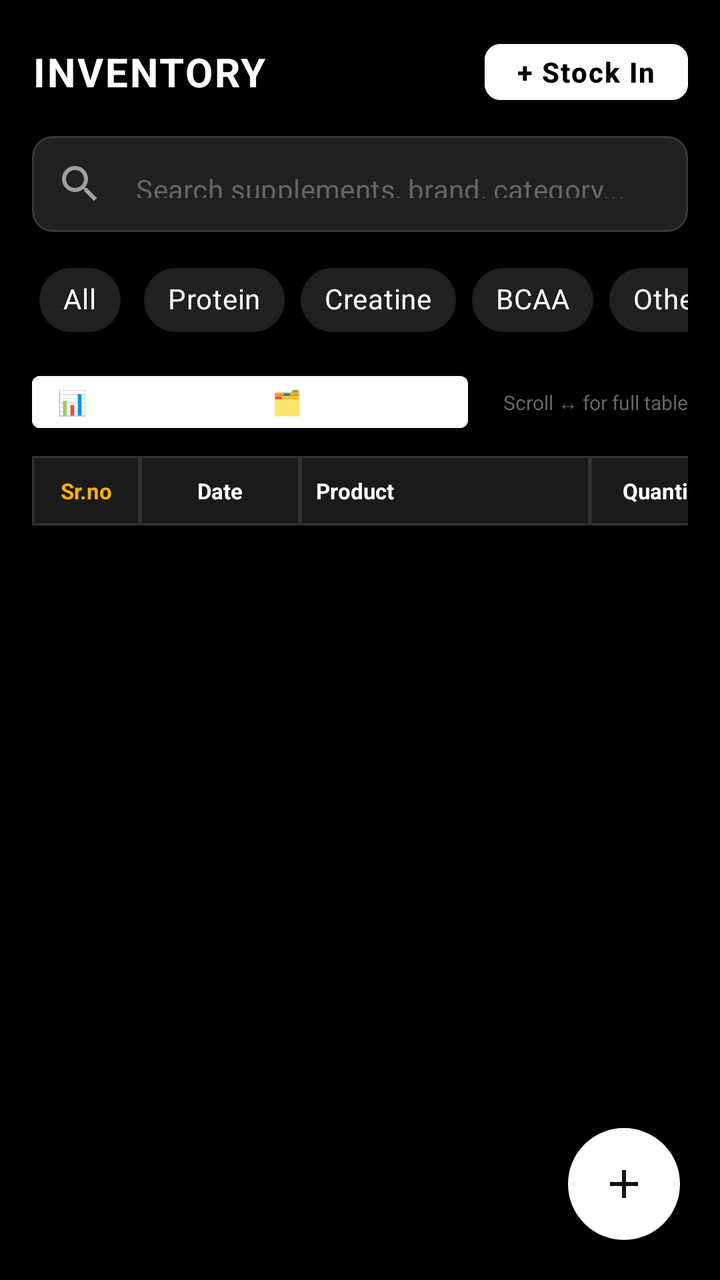
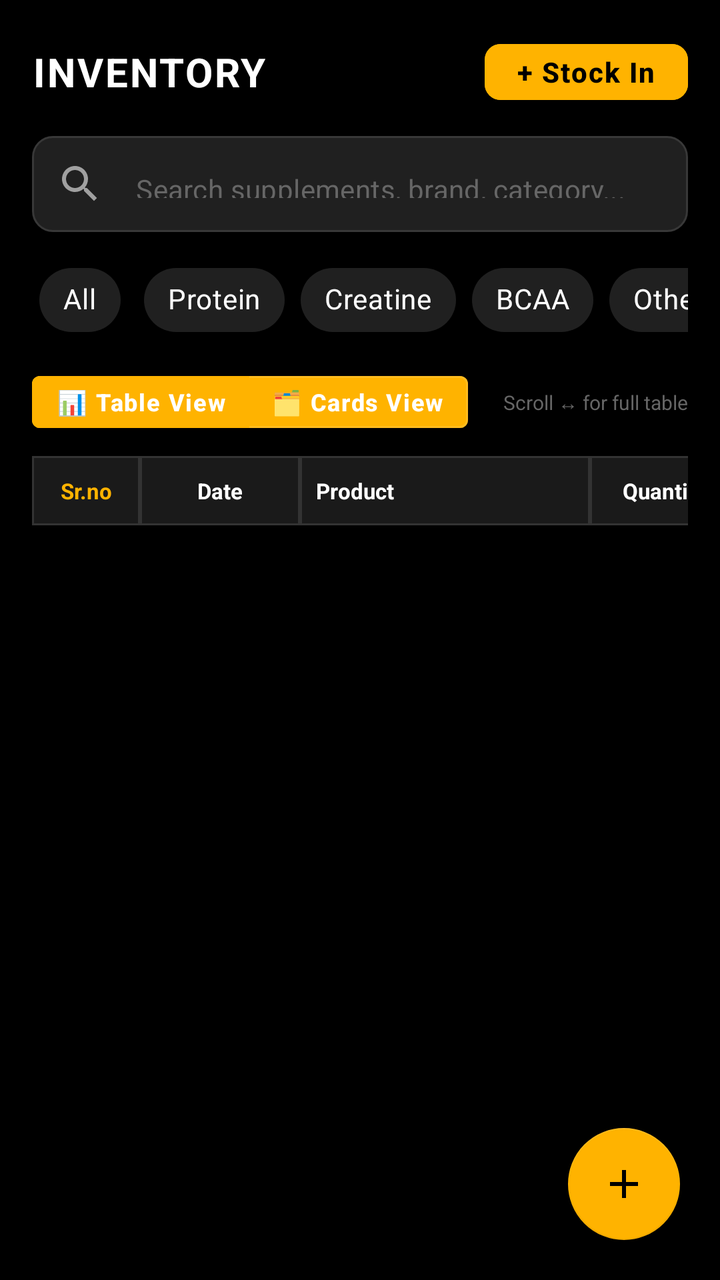

Screens rendered from an Android XML layout before and after an edit, with the pre-edit source and the edit as a unified diff.
<!-- AndroidManifest.xml: application theme Theme.IronParadiseGymCRM -->
<!-- res/layout/fragment_stock.xml -->
<?xml version="1.0" encoding="utf-8"?>
<androidx.coordinatorlayout.widget.CoordinatorLayout xmlns:android="http://schemas.android.com/apk/res/android"
    xmlns:app="http://schemas.android.com/apk/res-auto"
    android:layout_width="match_parent"
    android:layout_height="match_parent"
    android:background="@color/bg_black">

    <LinearLayout
        android:layout_width="match_parent"
        android:layout_height="match_parent"
        android:orientation="vertical"
        android:paddingHorizontal="16dp"
        android:paddingTop="16dp">

        <LinearLayout
            android:layout_width="match_parent"
            android:layout_height="wrap_content"
            android:orientation="horizontal"
            android:gravity="center_vertical">

            <TextView
                android:layout_width="0dp"
                android:layout_height="wrap_content"
                android:layout_weight="1"
                android:text="INVENTORY"
                android:textColor="@color/text_primary"
                android:textSize="20sp"
                android:textStyle="bold"
                android:letterSpacing="0.05" />

            <com.google.android.material.button.MaterialButton
                android:id="@+id/btnStockInHeader"
                style="@style/Widget.MaterialComponents.Button"
                android:layout_width="wrap_content"
                android:layout_height="40dp"
                android:text="+ Stock In"
                android:textColor="@color/bg_black"
                android:textStyle="bold"
                app:backgroundTint="@color/accent_green"
                app:cornerRadius="8dp" />
        </LinearLayout>

        
        <com.google.android.material.textfield.TextInputLayout
            android:id="@+id/tilSearch"
            android:layout_width="match_parent"
            android:layout_height="wrap_content"
            android:layout_marginTop="12dp"
            app:startIconDrawable="@drawable/ic_search"
            app:startIconTint="@color/text_secondary"
            app:hintEnabled="false">

            <com.google.android.material.textfield.TextInputEditText
                android:id="@+id/etSearch"
                android:layout_width="match_parent"
                android:layout_height="48dp"
                android:hint="Search supplements, brand, category..."
                android:textColor="@color/text_primary"
                android:textColorHint="@color/text_muted"
                android:textSize="14sp"
                android:background="@drawable/bg_card_elevated"
                android:paddingHorizontal="12dp" />
        </com.google.android.material.textfield.TextInputLayout>

        
        <HorizontalScrollView
            android:layout_width="match_parent"
            android:layout_height="wrap_content"
            android:layout_marginTop="10dp"
            android:scrollbars="none">

            <com.google.android.material.chip.ChipGroup
                android:id="@+id/chipGroupFilter"
                android:layout_width="wrap_content"
                android:layout_height="wrap_content"
                app:singleSelection="true">

                <com.google.android.material.chip.Chip
                    android:id="@+id/chipAll"
                    style="@style/Widget.MaterialComponents.Chip.Choice"
                    android:layout_width="wrap_content"
                    android:layout_height="wrap_content"
                    android:text="All"
                    android:checked="true"
                    app:chipBackgroundColor="@color/bg_card_elevated"
                    android:textColor="@color/text_primary" />

                <com.google.android.material.chip.Chip
                    android:id="@+id/chipProtein"
                    style="@style/Widget.MaterialComponents.Chip.Choice"
                    android:layout_width="wrap_content"
                    android:layout_height="wrap_content"
                    android:text="Protein"
                    app:chipBackgroundColor="@color/bg_card_elevated"
                    android:textColor="@color/text_primary" />

                <com.google.android.material.chip.Chip
                    android:id="@+id/chipCreatine"
                    style="@style/Widget.MaterialComponents.Chip.Choice"
                    android:layout_width="wrap_content"
                    android:layout_height="wrap_content"
                    android:text="Creatine"
                    app:chipBackgroundColor="@color/bg_card_elevated"
                    android:textColor="@color/text_primary" />

                <com.google.android.material.chip.Chip
                    android:id="@+id/chipBcaa"
                    style="@style/Widget.MaterialComponents.Chip.Choice"
                    android:layout_width="wrap_content"
                    android:layout_height="wrap_content"
                    android:text="BCAA"
                    app:chipBackgroundColor="@color/bg_card_elevated"
                    android:textColor="@color/text_primary" />

                <com.google.android.material.chip.Chip
                    android:id="@+id/chipOthers"
                    style="@style/Widget.MaterialComponents.Chip.Choice"
                    android:layout_width="wrap_content"
                    android:layout_height="wrap_content"
                    android:text="Others"
                    app:chipBackgroundColor="@color/bg_card_elevated"
                    android:textColor="@color/text_primary" />

                <com.google.android.material.chip.Chip
                    android:id="@+id/chipInStock"
                    style="@style/Widget.MaterialComponents.Chip.Choice"
                    android:layout_width="wrap_content"
                    android:layout_height="wrap_content"
                    android:text="In Stock"
                    app:chipBackgroundColor="@color/bg_card_elevated"
                    android:textColor="@color/text_primary" />

                <com.google.android.material.chip.Chip
                    android:id="@+id/chipLowStock"
                    style="@style/Widget.MaterialComponents.Chip.Choice"
                    android:layout_width="wrap_content"
                    android:layout_height="wrap_content"
                    android:text="Low Stock"
                    app:chipBackgroundColor="@color/bg_card_elevated"
                    android:textColor="@color/accent_gold" />

                <com.google.android.material.chip.Chip
                    android:id="@+id/chipOutOfStock"
                    style="@style/Widget.MaterialComponents.Chip.Choice"
                    android:layout_width="wrap_content"
                    android:layout_height="wrap_content"
                    android:text="Out of Stock"
                    app:chipBackgroundColor="@color/bg_card_elevated"
                    android:textColor="@color/accent_red" />
            </com.google.android.material.chip.ChipGroup>
        </HorizontalScrollView>

        
        <LinearLayout
            android:layout_width="match_parent"
            android:layout_height="wrap_content"
            android:orientation="horizontal"
            android:gravity="center_vertical"
            android:layout_marginTop="8dp">

            <com.google.android.material.button.MaterialButtonToggleGroup
                android:id="@+id/toggleViewMode"
                android:layout_width="wrap_content"
                android:layout_height="38dp"
                app:singleSelection="true"
                app:checkedButton="@id/btnViewTable">

                <com.google.android.material.button.MaterialButton
                    android:id="@+id/btnViewTable"
                    style="@style/Widget.MaterialComponents.Button.OutlinedButton"
                    android:layout_width="wrap_content"
                    android:layout_height="38dp"
                    android:text="📊 Table View"
                    android:textSize="12sp"
                    android:paddingHorizontal="12dp"
                    android:textColor="@color/text_primary" />

                <com.google.android.material.button.MaterialButton
                    android:id="@+id/btnViewCards"
                    style="@style/Widget.MaterialComponents.Button.OutlinedButton"
                    android:layout_width="wrap_content"
                    android:layout_height="38dp"
                    android:text="🗂️ Cards View"
                    android:textSize="12sp"
                    android:paddingHorizontal="12dp"
                    android:textColor="@color/text_primary" />
            </com.google.android.material.button.MaterialButtonToggleGroup>

            <View
                android:layout_width="0dp"
                android:layout_height="1dp"
                android:layout_weight="1" />

            <TextView
                android:id="@+id/tvTableScrollHint"
                android:layout_width="wrap_content"
                android:layout_height="wrap_content"
                android:text="Scroll ↔ for full table"
                android:textColor="@color/text_muted"
                android:textSize="10sp" />
        </LinearLayout>

        
        <HorizontalScrollView
            android:id="@+id/hsvInventoryTable"
            android:layout_width="match_parent"
            android:layout_height="0dp"
            android:layout_weight="1"
            android:layout_marginTop="8dp"
            android:fillViewport="true">

            <LinearLayout
                android:layout_width="wrap_content"
                android:layout_height="match_parent"
                android:orientation="vertical">

                
                <LinearLayout
                    android:layout_width="wrap_content"
                    android:layout_height="wrap_content"
                    android:orientation="horizontal">

                    <TextView
                        android:layout_width="54dp"
                        android:layout_height="wrap_content"
                        android:background="@drawable/bg_table_header_cell"
                        android:gravity="center"
                        android:text="Sr.no"
                        android:textColor="@color/accent_gold"
                        android:textSize="11sp"
                        android:textStyle="bold" />

                    <TextView
                        android:layout_width="80dp"
                        android:layout_height="wrap_content"
                        android:background="@drawable/bg_table_header_cell"
                        android:gravity="center"
                        android:text="Date"
                        android:textColor="@color/text_primary"
                        android:textSize="11sp"
                        android:textStyle="bold" />

                    <TextView
                        android:layout_width="145dp"
                        android:layout_height="wrap_content"
                        android:background="@drawable/bg_table_header_cell"
                        android:gravity="start|center_vertical"
                        android:paddingStart="8dp"
                        android:text="Product"
                        android:textColor="@color/text_primary"
                        android:textSize="11sp"
                        android:textStyle="bold" />

                    <TextView
                        android:layout_width="75dp"
                        android:layout_height="wrap_content"
                        android:background="@drawable/bg_table_header_cell"
                        android:gravity="center"
                        android:text="Quantity"
                        android:textColor="@color/text_primary"
                        android:textSize="11sp"
                        android:textStyle="bold" />

                    <TextView
                        android:layout_width="80dp"
                        android:layout_height="wrap_content"
                        android:background="@drawable/bg_table_header_cell"
                        android:gravity="end|center_vertical"
                        android:paddingEnd="8dp"
                        android:text="Price"
                        android:textColor="@color/text_primary"
                        android:textSize="11sp"
                        android:textStyle="bold" />

                    <TextView
                        android:layout_width="85dp"
                        android:layout_height="wrap_content"
                        android:background="@drawable/bg_table_header_cell"
                        android:gravity="end|center_vertical"
                        android:paddingEnd="8dp"
                        android:text="Total"
                        android:textColor="@color/text_primary"
                        android:textSize="11sp"
                        android:textStyle="bold" />

                    <TextView
                        android:layout_width="75dp"
                        android:layout_height="wrap_content"
                        android:background="@drawable/bg_table_header_cell"
                        android:gravity="center"
                        android:text="Balance"
                        android:textColor="@color/accent_green"
                        android:textSize="11sp"
                        android:textStyle="bold" />
                </LinearLayout>

                
                <androidx.recyclerview.widget.RecyclerView
                    android:id="@+id/rvInventoryTable"
                    android:layout_width="wrap_content"
                    android:layout_height="0dp"
                    android:layout_weight="1" />

            </LinearLayout>
        </HorizontalScrollView>

        
        <androidx.recyclerview.widget.RecyclerView
            android:id="@+id/rvProducts"
            android:layout_width="match_parent"
            android:layout_height="0dp"
            android:layout_weight="1"
            android:layout_marginTop="8dp"
            android:visibility="gone" />

        <TextView
            android:id="@+id/tvEmptyStock"
            android:layout_width="match_parent"
            android:layout_height="match_parent"
            android:text="No records matching filter."
            android:textColor="@color/text_muted"
            android:gravity="center"
            android:visibility="gone" />

    </LinearLayout>

    
    <com.google.android.material.floatingactionbutton.FloatingActionButton
        android:id="@+id/fabAddProduct"
        android:layout_width="wrap_content"
        android:layout_height="wrap_content"
        android:layout_gravity="bottom|end"
        android:layout_margin="20dp"
        android:contentDescription="Add Product"
        android:src="@drawable/ic_add"
        app:backgroundTint="#FFFFFF"
        app:tint="#111111" />

</androidx.coordinatorlayout.widget.CoordinatorLayout>
<!-- resources referenced by this layout -->
<resources>
  <color name="accent_gold">#FFB300</color>
  <color name="accent_green">#00E676</color>
  <color name="accent_red">#FF4D4D</color>
  <color name="bg_black">#000000</color>
  <color name="bg_card_elevated">#202020</color>
  <color name="text_muted">#666666</color>
  <color name="text_primary">#FFFFFF</color>
  <color name="text_secondary">#A0A0A0</color>
  <!-- drawable ic_add (drawable) -->
  <vector xmlns:android="http://schemas.android.com/apk/res/android"
      android:width="24dp"
      android:height="24dp"
      android:viewportWidth="24"
      android:viewportHeight="24">
      <path
          android:fillColor="@android:color/white"
          android:pathData="M19,13h-6v6h-2v-6H5v-2h6V5h2v6h6v2z"/>
  </vector>
  <style name="Theme.IronParadiseGymCRM" parent="Theme.MaterialComponents.DayNight.NoActionBar">
          
          <item name="colorPrimary">@color/text_primary</item>
          <item name="colorPrimaryVariant">@color/bg_card_elevated</item>
          <item name="colorOnPrimary">@color/bg_black</item>
          
          
          <item name="colorSecondary">@color/accent_gold</item>
          <item name="colorSecondaryVariant">@color/accent_gold_dark</item>
          <item name="colorOnSecondary">@color/bg_black</item>
          
          
          <item name="android:windowBackground">@color/bg_black</item>
          <item name="colorSurface">@color/bg_card</item>
          <item name="colorOnSurface">@color/text_primary</item>
          <item name="android:colorBackground">@color/bg_black</item>
          
          
          <item name="android:statusBarColor">@color/bg_black</item>
          <item name="android:windowLightStatusBar">false</item>
          <item name="android:navigationBarColor">@color/bg_black</item>
  
          
          <item name="cardViewStyle">@style/IronCardView</item>
          <item name="textInputStyle">@style/IronTextInput</item>
          <item name="materialButtonStyle">@style/IronButtonPrimary</item>
      </style>
  <color name="border_light">#383838</color>
  <color name="accent_gold_dark">#C68400</color>
  <color name="bg_card">#161616</color>
  <style name="IronCardView" parent="Widget.MaterialComponents.CardView">
          <item name="cardBackgroundColor">@color/bg_card</item>
          <item name="cardCornerRadius">12dp</item>
          <item name="cardElevation">0dp</item>
          <item name="strokeColor">@color/border_color</item>
          <item name="strokeWidth">1dp</item>
      </style>
  <style name="IronButtonPrimary" parent="Widget.MaterialComponents.Button">
          <item name="android:backgroundTint">@color/text_primary</item>
          <item name="android:textColor">@color/bg_black</item>
          <item name="android:textStyle">bold</item>
          <item name="cornerRadius">10dp</item>
          <item name="android:textAllCaps">false</item>
          <item name="android:letterSpacing">0.05</item>
          <item name="android:paddingTop">12dp</item>
          <item name="android:paddingBottom">12dp</item>
      </style>
  <color name="border_color">#2A2A2A</color>
  <!-- unchanged entries left out for length: 4 -->
</resources>

<!-- the commit's change to res/layout/fragment_stock.xml (unified diff, before → after) -->
@@ -333,7 +333,7 @@
         android:layout_margin="20dp"
         android:contentDescription="Add Product"
         android:src="@drawable/ic_add"
-        app:backgroundTint="#FFFFFF"
-        app:tint="#111111" />
+        app:backgroundTint="@color/accent_gold"
+        app:tint="@color/bg_black" />
 
 </androidx.coordinatorlayout.widget.CoordinatorLayout>
<!-- resource entries referenced after the edit -->
@@ -20,8 +20,8 @@
   </vector>
   <style name="Theme.IronParadiseGymCRM" parent="Theme.MaterialComponents.DayNight.NoActionBar">
           
-          <item name="colorPrimary">@color/text_primary</item>
-          <item name="colorPrimaryVariant">@color/bg_card_elevated</item>
+          <item name="colorPrimary">@color/accent_gold</item>
+          <item name="colorPrimaryVariant">@color/accent_gold_dark</item>
           <item name="colorOnPrimary">@color/bg_black</item>
           
           
@@ -44,6 +44,7 @@
           <item name="cardViewStyle">@style/IronCardView</item>
           <item name="textInputStyle">@style/IronTextInput</item>
           <item name="materialButtonStyle">@style/IronButtonPrimary</item>
+          <item name="materialButtonOutlinedStyle">@style/IronButtonSecondary</item>
       </style>
   <color name="border_light">#383838</color>
   <color name="accent_gold_dark">#C68400</color>
@@ -56,7 +57,8 @@
           <item name="strokeWidth">1dp</item>
       </style>
   <style name="IronButtonPrimary" parent="Widget.MaterialComponents.Button">
-          <item name="android:backgroundTint">@color/text_primary</item>
+          <item name="android:backgroundTint">@color/accent_gold</item>
+          <item name="backgroundTint">@color/accent_gold</item>
           <item name="android:textColor">@color/bg_black</item>
           <item name="android:textStyle">bold</item>
           <item name="cornerRadius">10dp</item>
@@ -65,6 +67,15 @@
           <item name="android:paddingTop">12dp</item>
           <item name="android:paddingBottom">12dp</item>
       </style>
+  <style name="IronButtonSecondary" parent="Widget.MaterialComponents.Button.OutlinedButton">
+          <item name="android:backgroundTint">@android:color/transparent</item>
+          <item name="backgroundTint">@android:color/transparent</item>
+          <item name="strokeColor">@color/border_light</item>
+          <item name="strokeWidth">1.5dp</item>
+          <item name="android:textColor">@color/accent_gold</item>
+          <item name="cornerRadius">10dp</item>
+          <item name="android:textAllCaps">false</item>
+      </style>
   <color name="border_color">#2A2A2A</color>
   <!-- unchanged entries left out for length: 4 -->
 </resources>
